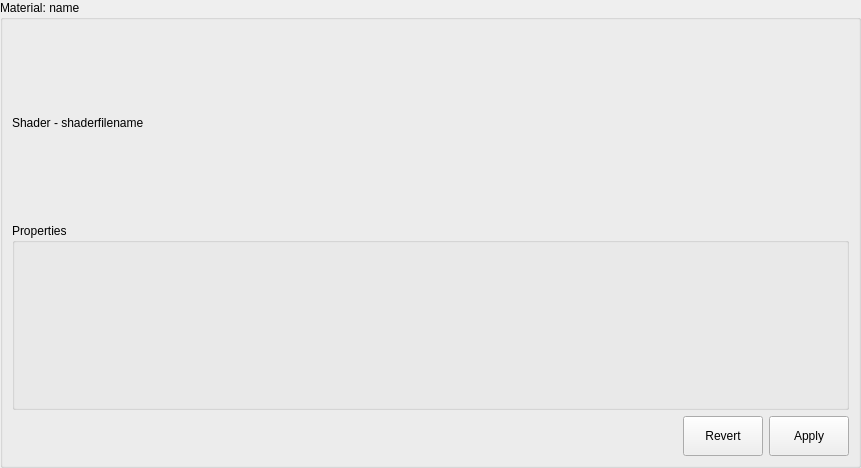
First picture: the form in Editor/Sources/PropertyViews/MaterialView.ui, repository maxon887/Cross, before the edit.
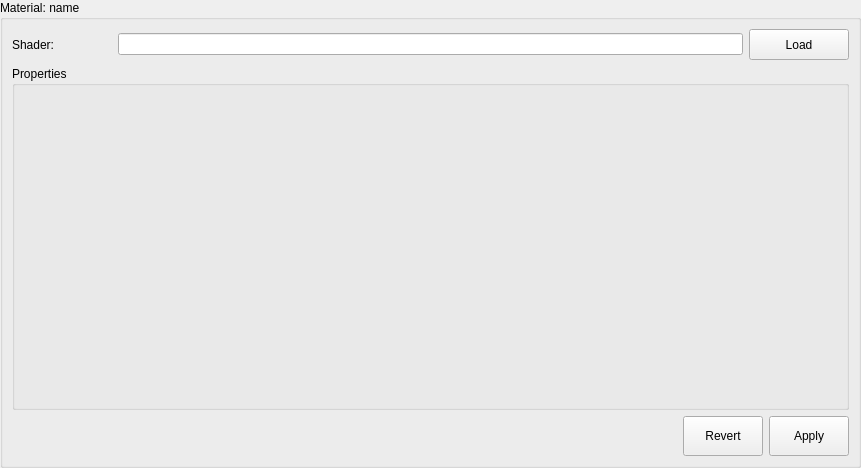
Second picture: the form after the edit. Custom widgets are drawn as their Qt base class.

Commit message: Creating new material functional added

```diff
--- a/Editor/Sources/PropertyViews/MaterialView.ui
+++ b/Editor/Sources/PropertyViews/MaterialView.ui
@@ -39,11 +39,43 @@
      </property>
      <layout class="QVBoxLayout" name="verticalLayout_2">
       <item>
-       <widget class="QLabel" name="shaderLabel">
-        <property name="text">
-         <string>Shader - shaderfilename</string>
-        </property>
-       </widget>
+       <layout class="QHBoxLayout" name="shaderLayout">
+        <item>
+         <widget class="QLabel" name="shaderLabel">
+          <property name="minimumSize">
+           <size>
+            <width>100</width>
+            <height>0</height>
+           </size>
+          </property>
+          <property name="text">
+           <string>Shader:</string>
+          </property>
+         </widget>
+        </item>
+        <item>
+         <widget class="QLineEdit" name="shaderEdit"/>
+        </item>
+        <item>
+         <widget class="QPushButton" name="loadBtn">
+          <property name="minimumSize">
+           <size>
+            <width>100</width>
+            <height>31</height>
+           </size>
+          </property>
+          <property name="maximumSize">
+           <size>
+            <width>100</width>
+            <height>31</height>
+           </size>
+          </property>
+          <property name="text">
+           <string>Load</string>
+          </property>
+         </widget>
+        </item>
+       </layout>
       </item>
       <item>
        <widget class="QGroupBox" name="properties">
```
The commit also changes 11 other files.
